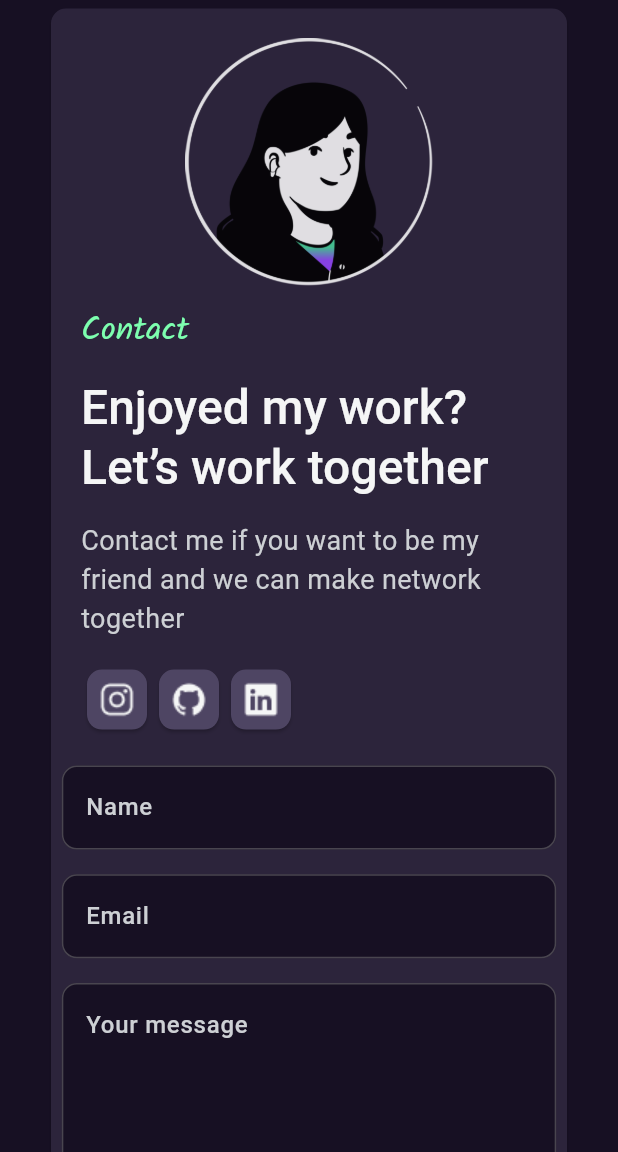
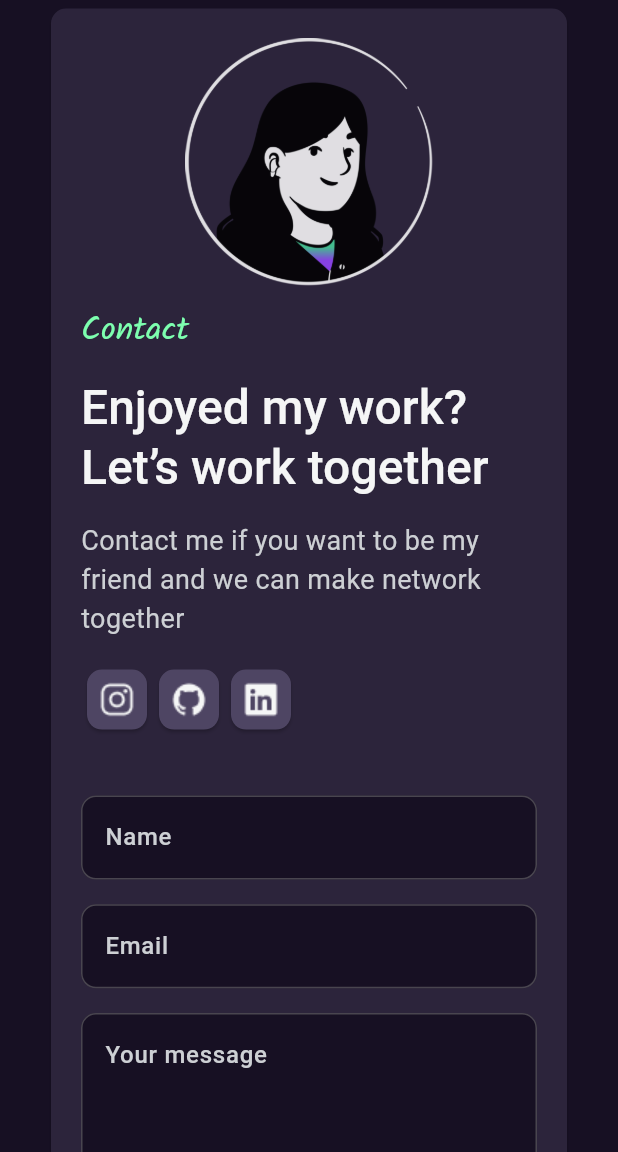
Before and after one commit to AdryanneKelly/ackalantys_port_flutter, a Flutter app: the screen it shows after launch, scrolled down 3456 dp, on a phone screen of 412 x 824 dp, the part 84-1236 px from its top. Run offline on Flutter 3.47's test engine with Material 3 defaults, Android fonts, the phone set to English and light mode, and no system bars; our stand-ins replace google_fonts, supabase_flutter; accounts and stored records are empty; generated files the repository leaves out were written again; Roboto replaces fonts that are missing (Heebo).

Commit message:
adjusting screens

```diff
--- a/lib/app/app_widget.dart
+++ b/lib/app/app_widget.dart
@@ -1,5 +1,5 @@
-import 'package:ackalantys/app/controller/language_controller.dart';
-import 'package:ackalantys/app/controller/theme_controller.dart';
+import 'package:ackalantys/app/controllers/language_controller.dart';
+import 'package:ackalantys/app/controllers/theme_controller.dart';
 import 'package:ackalantys/app/pages/home_page.dart';
 import 'package:ackalantys/app/shared/themes/app_theme.dart';
 import 'package:flutter/material.dart';
--- a/lib/app/pages/home_page.dart
+++ b/lib/app/pages/home_page.dart
@@ -100,7 +100,7 @@ class _HomePageState extends State<HomePage> {
           scrollDirection: Axis.vertical,
           controller: _scrollController,
           child: LayoutBuilder(builder: (context, constraints) {
-            if (constraints.maxWidth <= 900) {
+            if (constraints.maxWidth <= 980) {
               return Column(
                 children: [
                   HomeMobileWidget(key: homeKey),
--- a/lib/app/pages/widgets/about_widget.dart
+++ b/lib/app/pages/widgets/about_widget.dart
@@ -13,10 +13,12 @@ class AboutWidget extends StatelessWidget {
     final colors = theme.extension<ColorExtension>()!;
     final localization = AppLocalizations.of(context)!;
     return SizedBox(
-      height: size.height * 0.8,
+      // height: size.height * 0.8,
       child: Padding(
         padding: const EdgeInsets.all(30),
         child: Card(
+          child: Padding(
+            padding: const EdgeInsets.all(30.0),
             child: Row(
               mainAxisAlignment: MainAxisAlignment.spaceAround,
               children: [
@@ -97,6 +99,7 @@ class AboutWidget extends StatelessWidget {
             ),
           ),
         ),
+      ),
     );
   }
 }
--- a/lib/app/pages/widgets/contact_widget.dart
+++ b/lib/app/pages/widgets/contact_widget.dart
@@ -1,4 +1,4 @@
-import 'package:ackalantys/app/controller/message_controller.dart';
+import 'package:ackalantys/app/controllers/message_controller.dart';
 import 'package:ackalantys/app/pages/widgets/end_icon_button_widget.dart';
 import 'package:ackalantys/app/shared/themes/color_extension.dart';
 import 'package:flutter/material.dart';
--- a/lib/app/pages/widgets/mobile_widgets/contact_mobile_widget.dart
+++ b/lib/app/pages/widgets/mobile_widgets/contact_mobile_widget.dart
@@ -91,8 +91,10 @@ class ContactMobileWidget extends StatelessWidget {
                     ],
                   ),
                 ),
-                SizedBox(
-                  width: size.width * 0.8,
+                Padding(
+                  padding: const EdgeInsets.all(20.0),
+                  child: SizedBox(
+                    // width: size.width * 0.8,
                     child: Column(
                       mainAxisAlignment: MainAxisAlignment.center,
                       crossAxisAlignment: CrossAxisAlignment.start,
@@ -132,6 +134,7 @@ class ContactMobileWidget extends StatelessWidget {
                       ],
                     ),
                   ),
+                ),
               ],
             ),
           ),
--- a/lib/app/pages/widgets/mobile_widgets/footer_mobile_widget.dart
+++ b/lib/app/pages/widgets/mobile_widgets/footer_mobile_widget.dart
@@ -1,4 +1,4 @@
-import 'package:ackalantys/app/controller/url_launcher_controller.dart';
+import 'package:ackalantys/app/controllers/url_launcher_controller.dart';
 import 'package:ackalantys/app/shared/urls/url_utils.dart';
 import 'package:flutter/material.dart';
 
--- a/lib/app/shared/widgets/menu_mobile_widget.dart
+++ b/lib/app/shared/widgets/menu_mobile_widget.dart
@@ -1,5 +1,5 @@
-import 'package:ackalantys/app/controller/language_controller.dart';
-import 'package:ackalantys/app/controller/theme_controller.dart';
+import 'package:ackalantys/app/controllers/language_controller.dart';
+import 'package:ackalantys/app/controllers/theme_controller.dart';
 import 'package:ackalantys/app/shared/themes/color_extension.dart';
 import 'package:flutter/material.dart';
 import 'package:flutter_gen/gen_l10n/app_localizations.dart';
--- a/lib/app/shared/widgets/menu_widget.dart
+++ b/lib/app/shared/widgets/menu_widget.dart
@@ -1,5 +1,5 @@
-import 'package:ackalantys/app/controller/language_controller.dart';
-import 'package:ackalantys/app/controller/theme_controller.dart';
+import 'package:ackalantys/app/controllers/language_controller.dart';
+import 'package:ackalantys/app/controllers/theme_controller.dart';
 import 'package:flutter/material.dart';
 import 'package:flutter_gen/gen_l10n/app_localizations.dart';
 import 'package:provider/provider.dart';
```
Also changed, not shown: lib/app/controllers/language_controller.dart (renamed from lib/app/controller/language_controller.dart), lib/app/controllers/message_controller.dart (renamed from lib/app/controller/message_controller.dart), lib/app/controllers/theme_controller.dart (renamed from lib/app/controller/theme_controller.dart), lib/app/controllers/url_launcher_controller.dart (renamed from lib/app/controller/url_launcher_controller.dart). Lines whose indentation alone changed are shown as unchanged.
